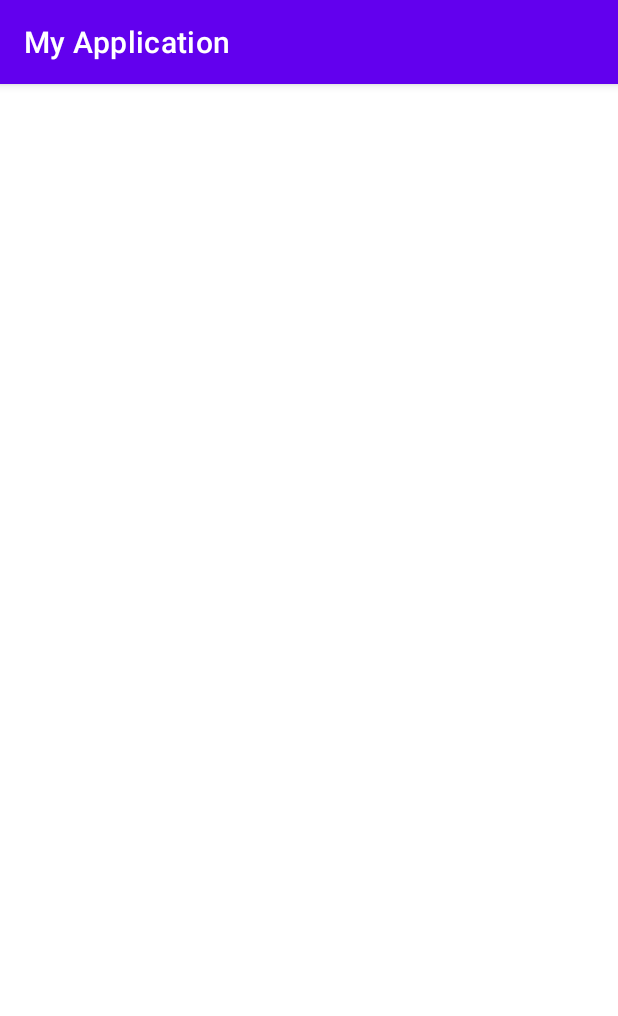
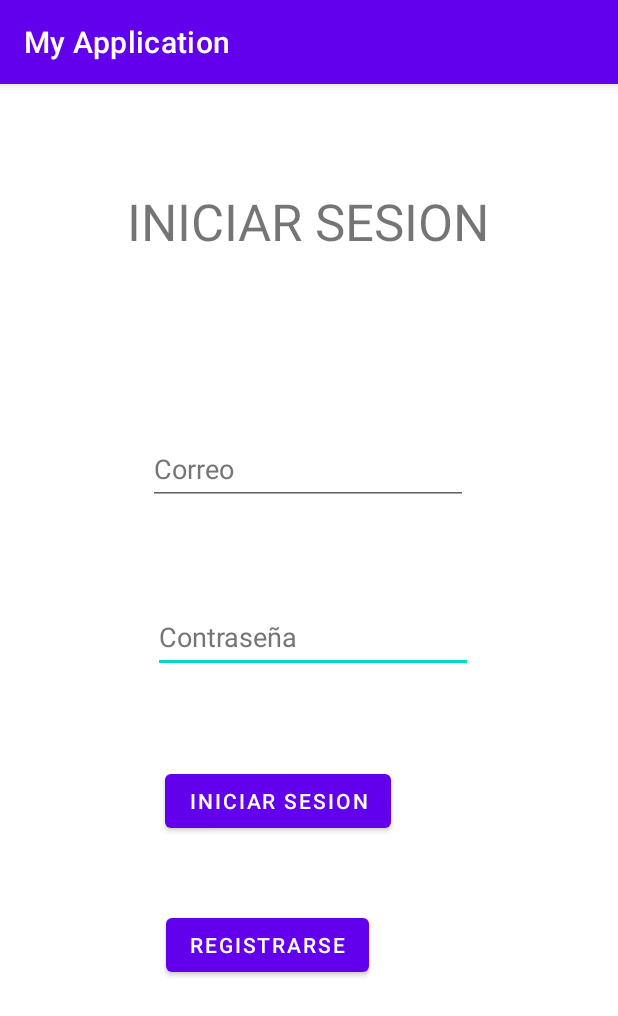
Before and after one commit to Fransr922/LaTradicional1944, an Android app: the screen it shows after launch (MainActivity before the commit, iniciarsesion after it), on a phone screen of 412 x 824 dp. Shown: the top 1016 px of the screen. Run offline under Robolectric (Android 15) with nearby library versions, the phone set to English and light mode, and no system bars; our stand-ins replace Volley.

Commit message:
en branch 1 metemos la funcion iniciar sesion

```diff
--- a/app/build.gradle
+++ b/app/build.gradle
@@ -34,7 +34,7 @@ dependencies {
     implementation 'androidx.constraintlayout:constraintlayout:2.1.3'
     implementation 'androidx.legacy:legacy-support-v4:1.0.0'
     implementation 'com.google.android.gms:play-services-basement:18.0.0'
-    implementation 'androidx.games:games-activity:1.1.0-rc01'
+    implementation 'androidx.games:games-activity:1.1.0'
     testImplementation 'junit:junit:4.13.2'
     androidTestImplementation 'androidx.test.ext:junit:1.1.3'
     androidTestImplementation 'androidx.test.espresso:espresso-core:3.4.0'
--- a/app/src/main/java/com/example/myapplication/MainActivity.java
+++ /dev/null
@@ -1,21 +0,0 @@
-package com.example.myapplication;
-
-import androidx.appcompat.app.AppCompatActivity;
-import androidx.fragment.app.FragmentManager;
-
-import android.os.Bundle;
-
-
-
-public class MainActivity extends AppCompatActivity {
-
-    @Override
-    protected void onCreate(Bundle savedInstanceState) {
-        super.onCreate(savedInstanceState);
-        setContentView(R.layout.activity_main);
-
-        FragmentManager fm = getSupportFragmentManager();
-        fm.beginTransaction().replace(R.id.escenario,new SesionFragment()).commit();
-
-    }
-}
--- a/app/src/main/java/com/example/myapplication/Usuario.java
+++ b/app/src/main/java/com/example/myapplication/Usuario.java
@@ -7,12 +7,6 @@ public class Usuario {
     public String getContrasenia() {
         return contrasenia;
     }
-
-
-
-
-
-
 
     public void setContrasenia(String contrasenia) {
         this.contrasenia = contrasenia;
--- /dev/null
+++ b/app/src/main/java/com/example/myapplication/iniciarsesion.java
@@ -0,0 +1,127 @@
+package com.example.myapplication;
+
+import androidx.appcompat.app.AppCompatActivity;
+
+import android.content.Intent;
+import android.os.Bundle;
+import android.view.View;
+import android.widget.Button;
+import android.widget.EditText;
+import android.widget.Toast;
+
+import com.android.volley.AuthFailureError;
+import com.android.volley.Request;
+import com.android.volley.RequestQueue;
+import com.android.volley.Response;
+import com.android.volley.VolleyError;
+import com.android.volley.toolbox.StringRequest;
+import com.android.volley.toolbox.Volley;
+
+import java.util.HashMap;
+import java.util.Map;
+
+public class iniciarsesion extends AppCompatActivity {
+    EditText email, contrasenia;
+
+    String str_email,str_password;
+    String url = "http://192.168.68.106/login/iniciarsesion.php";
+
+    Button btnInic, btnReg;
+
+    @Override
+    protected void onCreate(Bundle savedInstanceState) {
+        super.onCreate(savedInstanceState);
+        setContentView(R.layout.activity_iniciarsesion);
+
+        email = findViewById(R.id.txtCorreo);
+        contrasenia = findViewById(R.id.txtcontrasenia);
+
+        btnInic = findViewById(R.id.boton_iniciar_sesion);
+        btnReg = findViewById(R.id.boton_registrar);
+
+        btnInic.setOnClickListener(new View.OnClickListener() {
+            @Override
+            public void onClick(View view) {
+                Login(view);
+            }
+        });
+
+        /*btnReg.setOnClickListener(new View.OnClickListener() {
+            @Override
+            public void onClick(View view) {
+                moveToRegistration(view);
+            }
+        });*/
+    }
+
+    public void Login(View view) {
+
+        if(email.getText().toString().equals("") || contrasenia.getText().toString().equals("")){
+            Toast.makeText(this, "Rellenar campos", Toast.LENGTH_SHORT).show();
+
+        }
+        else{
+
+            str_email = email.getText().toString().trim();
+            str_password = contrasenia.getText().toString().trim();
+
+
+            StringRequest request = new StringRequest(Request.Method.POST, url, new Response.Listener<String>() {
+                @Override
+                public void onResponse(String response) {
+
+                    if(response.equalsIgnoreCase("cliente")){
+                        startActivity(new Intent(getApplicationContext(),Pantalla_cliente.class));
+                    }
+                    else{
+                        if(response.equalsIgnoreCase("administrador")){
+                            startActivity(new Intent(getApplicationContext(),Pantalla_admin.class));
+                        }else{
+                            if(response.equalsIgnoreCase("camarero")){
+                                startActivity(new Intent(getApplicationContext(),Pantalla_camarero.class));
+                            }else{
+                                if(response.equalsIgnoreCase("cocinero")){
+                                    startActivity(new Intent(getApplicationContext(),Pantalla_cocinero.class));
+                                }else{
+                                    if(response.equalsIgnoreCase("trasportista")){
+                                        startActivity(new Intent(getApplicationContext(),Pantalla_trasportista.class));
+                                    }else{
+                                        Toast.makeText(iniciarsesion.this, response, Toast.LENGTH_SHORT).show();
+                                    }
+                                }
+                            }
+                        }
+
+                    }
+
+                }
+            },new Response.ErrorListener(){
+
+                @Override
+                public void onErrorResponse(VolleyError error) {
+                    Toast.makeText(iniciarsesion.this, error.getMessage().toString(), Toast.LENGTH_SHORT).show();
+                }
+            }
+
+            ){
+                @Override
+                protected Map<String, String> getParams() throws AuthFailureError {
+                    Map<String,String> params = new HashMap<String, String>();
+                    params.put("correo",str_email);
+                    params.put("contrasenia",str_password);
+                    return params;
+
+                }
+            };
+
+            RequestQueue requestQueue = Volley.newRequestQueue(iniciarsesion.this);
+            requestQueue.add(request);
+
+        }
+    }
+
+    /*public void moveToRegistration(View view) {
+        startActivity(new Intent(getApplicationContext(), registrar.class));
+        finish();
+    }*/
+}
--- /dev/null
+++ b/app/src/main/res/layout/activity_iniciarsesion.xml
@@ -0,0 +1,79 @@
+<?xml version="1.0" encoding="utf-8"?>
+<androidx.constraintlayout.widget.ConstraintLayout xmlns:android="http://schemas.android.com/apk/res/android"
+    xmlns:app="http://schemas.android.com/apk/res-auto"
+    xmlns:tools="http://schemas.android.com/tools"
+    android:layout_width="match_parent"
+    android:layout_height="match_parent"
+    tools:context=".iniciarsesion">
+    <EditText
+        android:id="@+id/txtcontrasenia"
+        android:layout_width="wrap_content"
+        android:layout_height="wrap_content"
+        android:autofillHints=""
+        android:ems="10"
+        android:hint="@string/contrase_a"
+        android:inputType="textPassword"
+        android:minHeight="48dp"
+        android:textColorHint="#757575"
+        app:layout_constraintBottom_toBottomOf="parent"
+        app:layout_constraintEnd_toEndOf="parent"
+        app:layout_constraintHorizontal_bias="0.513"
+        app:layout_constraintStart_toStartOf="parent"
+        app:layout_constraintTop_toTopOf="parent"
+        app:layout_constraintVertical_bias="0.479" />
+
+    <EditText
+        android:id="@+id/txtCorreo"
+        android:layout_width="wrap_content"
+        android:layout_height="wrap_content"
+        android:autofillHints=""
+        android:ems="10"
+        android:hint="@string/correo"
+        android:inputType="textPersonName"
+        android:minHeight="48dp"
+        android:textColorHint="#757575"
+        app:layout_constraintBottom_toBottomOf="parent"
+        app:layout_constraintEnd_toEndOf="parent"
+        app:layout_constraintHorizontal_bias="0.498"
+        app:layout_constraintStart_toStartOf="parent"
+        app:layout_constraintTop_toTopOf="parent"
+        app:layout_constraintVertical_bias="0.323" />
+
+    <TextView
+        android:id="@+id/txtIniciarSesion"
+        android:layout_width="wrap_content"
+        android:layout_height="wrap_content"
+        android:text="@string/iniciar_sesion"
+        android:textSize="34sp"
+        app:layout_constraintBottom_toBottomOf="parent"
+        app:layout_constraintEnd_toEndOf="parent"
+        app:layout_constraintHorizontal_bias="0.498"
+        app:layout_constraintStart_toStartOf="parent"
+        app:layout_constraintTop_toTopOf="parent"
+        app:layout_constraintVertical_bias="0.095" />
+
+    <Button
+        android:id="@+id/boton_iniciar_sesion"
+        android:layout_width="wrap_content"
+        android:layout_height="wrap_content"
+        android:text="@string/Iniciar_sesion"
+        app:layout_constraintBottom_toBottomOf="parent"
+        app:layout_constraintEnd_toEndOf="parent"
+        app:layout_constraintHorizontal_bias="0.421"
+        app:layout_constraintStart_toStartOf="parent"
+        app:layout_constraintTop_toTopOf="parent"
+        app:layout_constraintVertical_bias="0.631" />
+
+    <Button
+        android:id="@+id/boton_registrar"
+        android:layout_width="wrap_content"
+        android:layout_height="wrap_content"
+        android:text="@string/Registrarse"
+        app:layout_constraintBottom_toBottomOf="parent"
+        app:layout_constraintEnd_toEndOf="parent"
+        app:layout_constraintHorizontal_bias="0.401"
+        app:layout_constraintStart_toStartOf="parent"
+        app:layout_constraintTop_toTopOf="parent"
+        app:layout_constraintVertical_bias="0.764" />
+
+</androidx.constraintlayout.widget.ConstraintLayout>
--- a/app/src/main/res/layout/activity_main.xml
+++ b/app/src/main/res/layout/activity_pantalla_cliente.xml
@@ -2,7 +2,8 @@
 <androidx.constraintlayout.widget.ConstraintLayout xmlns:android="http://schemas.android.com/apk/res/android"
     xmlns:app="http://schemas.android.com/apk/res-auto"
     xmlns:tools="http://schemas.android.com/tools"
-    android:id="@+id/escenario"
     android:layout_width="match_parent"
     android:layout_height="match_parent"
-    tools:context=".MainActivity"/>
+    tools:context=".Pantalla_cliente">
+
+</androidx.constraintlayout.widget.ConstraintLayout>
--- a/app/src/main/res/values/strings.xml
+++ b/app/src/main/res/values/strings.xml
@@ -6,8 +6,8 @@
     <string name="Iniciar_sesion">Iniciar sesion</string>
     <string name="Registrarse">Registrarse</string>
     <string name="usuario">Usuario</string>
+    <string name="iniciar_sesion">INICIAR SESION</string>
+    <string name="textview">TextView</string>
     <string name="correo">Correo</string>
     <string name="contrase_a">Contraseña</string>
-    <string name="iniciar_sesion">INICIAR SESION</string>
-    <string name="textview">TextView</string>
 </resources>
```
Also changed, not shown: app/src/main/AndroidManifest.xml (+24 -4 lines), app/src/main/java/com/example/myapplication/Pantalla_admin.java (added, +14 -0 lines), app/src/main/java/com/example/myapplication/Pantalla_camarero.java (added, +14 -0 lines), app/src/main/java/com/example/myapplication/Pantalla_cliente.java (added, +14 -0 lines), app/src/main/java/com/example/myapplication/Pantalla_cocinero.java (added, +14 -0 lines), app/src/main/java/com/example/myapplication/Pantalla_trasportista.java (added, +14 -0 lines), app/src/main/res/layout/activity_pantalla_admin.xml (added, +9 -0 lines), app/src/main/res/layout/activity_pantalla_camarero.xml (added, +9 -0 lines), app/src/main/res/layout/activity_pantalla_cocinero.xml (added, +9 -0 lines), app/src/main/res/layout/activity_pantalla_trasportista.xml (added, +9 -0 lines).
